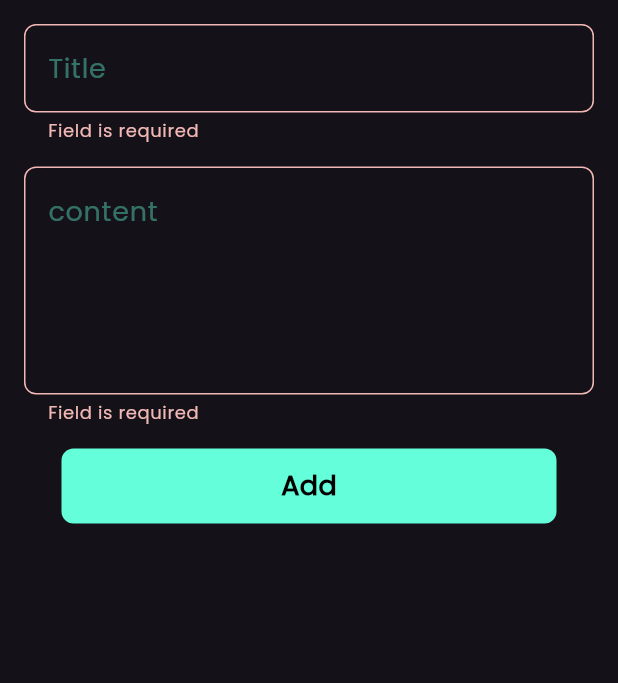
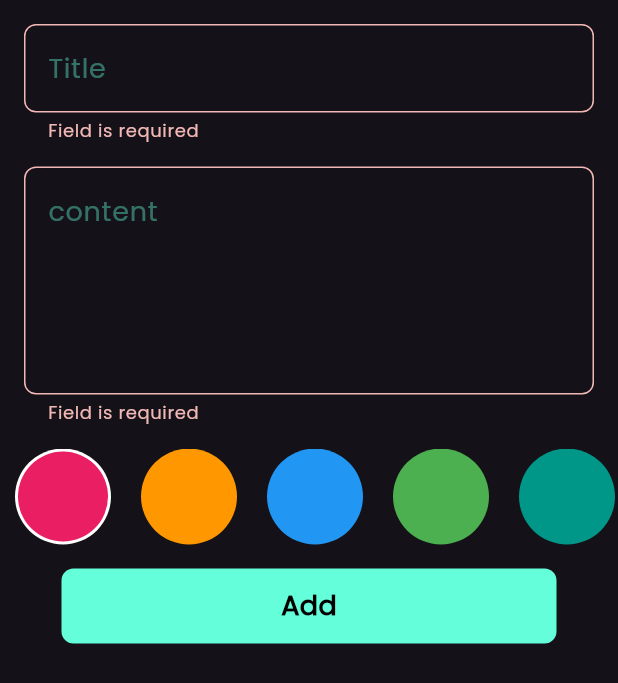
Before and after one commit to abdullahaltoubeh/nots_app, a Flutter app: the AddNoteForm widget shown alone on an empty page, opened directly, after a tap on "Add", on a phone screen of 412 x 824 dp. Shown: the top 683 px of the screen. Run offline on Flutter 3.47's test engine with Material 3 defaults, Android fonts, the phone set to English and light mode, and no system bars; our stand-ins replace flutter_bloc, font_awesome_flutter, hive, hive_flutter; accounts and stored records are empty.

Commit message:
add color_list_view.dart to choose color when add note

```diff
--- a/lib/cubits/add_note_cubit/add_note_cubit.dart
+++ b/lib/cubits/add_note_cubit/add_note_cubit.dart
@@ -1,3 +1,4 @@
+import 'package:flutter/material.dart';
 import 'package:flutter_bloc/flutter_bloc.dart';
 import 'package:hive_flutter/adapters.dart';
 import 'package:nots_app/consts_file.dart';
@@ -7,8 +8,9 @@ import 'add_note_states.dart';
 
 class AddNoteCubit extends Cubit<AddNoteStates> {
   AddNoteCubit() : super(AddNoteInitial());
-
+ Color color= Colors.pink;
   addNote(NoteModel note) async {
+    note.color=color.value;
     emit(AddNoteLoading());
     try {
       var noteBox = Hive.box<NoteModel>(kNoteBox);
--- a/lib/views/widgets/add_note_form.dart
+++ b/lib/views/widgets/add_note_form.dart
@@ -4,6 +4,7 @@ import 'package:intl/intl.dart';
 import 'package:nots_app/cubits/add_note_cubit/add_note_states.dart';
 import 'package:nots_app/models/note_model.dart';
 import '../../cubits/add_note_cubit/add_note_cubit.dart';
+import 'color_list_view.dart';
 import 'custom_button.dart';
 import 'cutom_text_field.dart';
 
@@ -29,7 +30,7 @@ class _AddNoteFormState extends State<AddNoteForm> {
       key: formKey,
       autovalidateMode: autovalidateMode,
       child: SizedBox(
-        height: 377,
+        height: 497,
         child: Column(
           // mainAxisAlignment: MainAxisAlignment.center,
           children: [
@@ -55,7 +56,11 @@ class _AddNoteFormState extends State<AddNoteForm> {
             const SizedBox(
               height: 16,
             ),
-            BlocBuilder<AddNoteCubit,AddNoteStates>(
+            const ColorListView(),
+            const SizedBox(
+              height: 16,
+            ),
+            BlocBuilder<AddNoteCubit, AddNoteStates>(
               builder: (context, state) {
                 return CutomElevatedButton(
                   isLoading: state is AddNoteLoading ? true : false,
@@ -66,7 +71,8 @@ class _AddNoteFormState extends State<AddNoteForm> {
                           title: title!,
                           subTitle: subTitle!,
                           date: formattedDate.toString(),
-                          color: Colors.blue.value);
+                          color: BlocProvider.of<AddNoteCubit>(context)
+                              .color!.value);
                       BlocProvider.of<AddNoteCubit>(context).addNote(noteModel);
                     } else {
                       autovalidateMode = AutovalidateMode.always;
--- /dev/null
+++ b/lib/views/widgets/color_list_view.dart
@@ -0,0 +1,76 @@
+import 'package:flutter/material.dart';
+import 'package:flutter_bloc/flutter_bloc.dart';
+import 'package:nots_app/cubits/add_note_cubit/add_note_cubit.dart';
+
+class ColorItem extends StatelessWidget {
+  const ColorItem({super.key, required this.color, required this.isActive});
+
+  final Color color;
+ final bool isActive;
+
+  @override
+  Widget build(BuildContext context) {
+    return isActive? CircleAvatar(
+
+      radius: 32,
+      backgroundColor: Colors.white,
+      child: CircleAvatar(
+        radius: 30,
+        backgroundColor: color,
+      ),
+    ) :CircleAvatar(
+      radius: 32,
+      backgroundColor: color,
+    );
+  }
+}
+
+class ColorListView extends StatefulWidget {
+  const ColorListView({super.key});
+  @override
+  State<ColorListView> createState() => _ColorListViewState();
+
+}
+
+class _ColorListViewState extends State<ColorListView> {
+
+  List<Color> colors =const
+  [
+    Colors.pink,
+    Colors.orange,
+    Colors.blue,
+    Colors.green,
+    Colors.teal,
+    Colors.lightGreen
+  ];
+Color? color;
+  int currentIndex=0;
+  @override
+  Widget build(BuildContext context) {
+    return SizedBox(
+      height: 32 * 2,
+      child: ListView.builder(
+          scrollDirection: Axis.horizontal,
+          itemCount: colors.length,
+          itemBuilder: (context, index) {
+            return Padding(
+              padding: const EdgeInsets.symmetric(horizontal: 10.0),
+              child: GestureDetector(
+                onTap: (){
+                   currentIndex = index;
+                   color= colors[index];
+                   BlocProvider.of<AddNoteCubit>(context).color=color!;
+                  setState(() {
+
+                  });
+                },
+                child: ColorItem(
+                  isActive: currentIndex == index ? true: false,
+                  color: colors[index],
+                ),
+              ),
+            );
+          }),
+    );
+  }
+}
```
